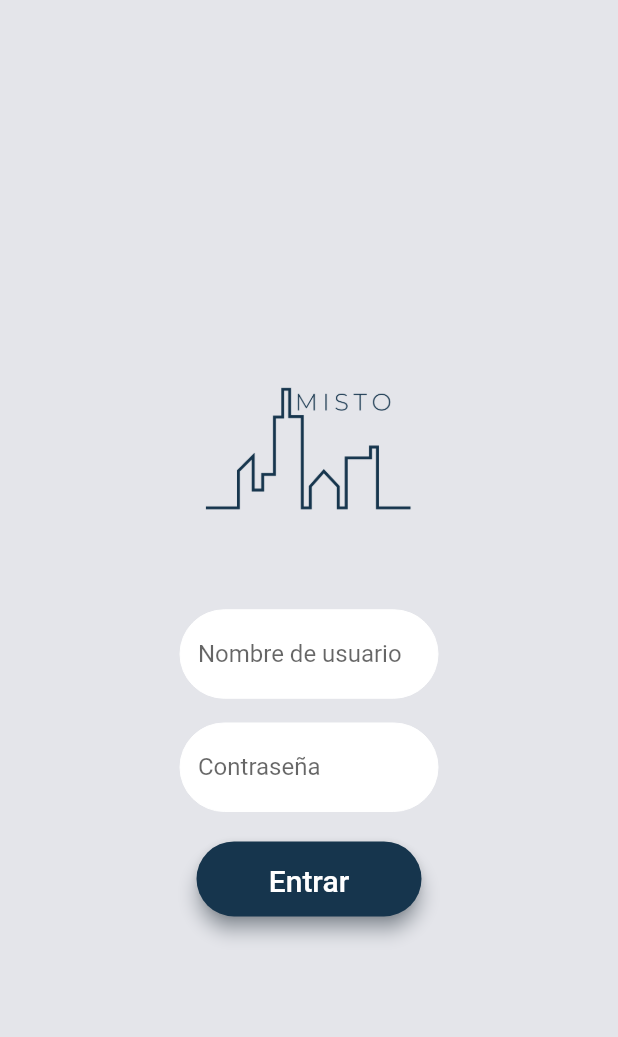
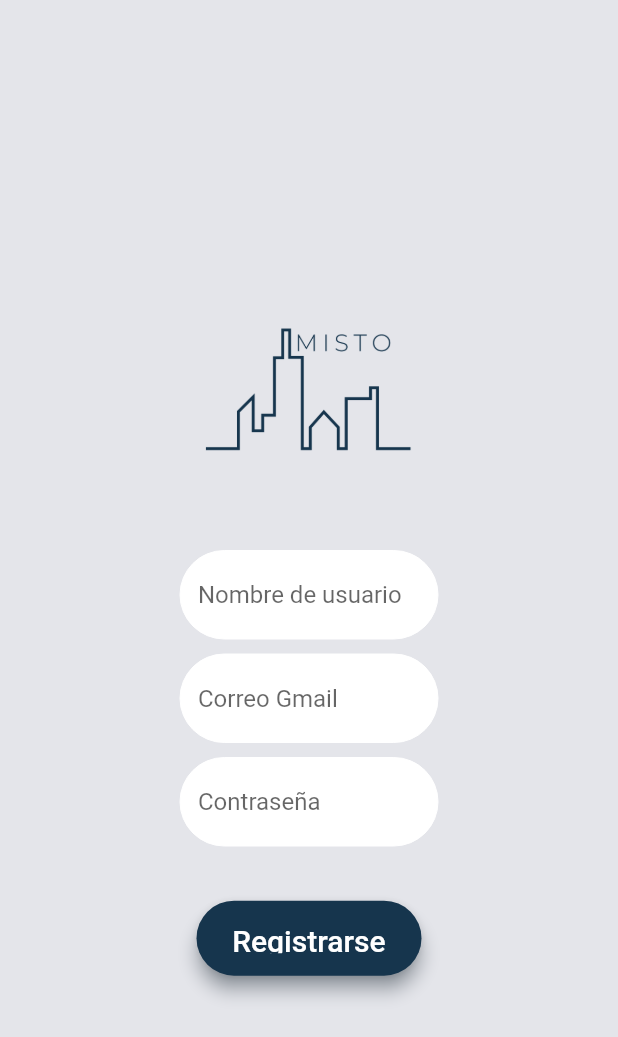
Before and after one commit to CarlosSallan/misto, a Flutter app: the registro screen opened directly, on a phone screen of 412 x 824 dp. Shown: the top 1037 px of the screen. Run offline on Flutter 3.47's test engine with Material 2 defaults, Android fonts, the phone set to English and light mode, and no system bars; our stand-ins replace cloud_firestore, firebase_auth, firebase_core, firebase_database, google_maps_flutter, google_nav_bar and 5 more; missing offline and left inert: fluttermoji; accounts and stored records are empty.

Commit message:
registro nickname

```diff
--- a/lib/login/login.dart
+++ b/lib/login/login.dart
@@ -227,7 +227,7 @@ class _loginState extends State<login> {
                 onPressed: () async {
                   await signInWithGoogle(); // Esperar a que la autenticación con Google se complete
                   User? userGoogle = FirebaseAuth.instance.currentUser;
-                  await addUser(userGoogle); // Esperar a que se agregue el usuario a Firestore
+                  await addUser(userGoogle, ""); // Esperar a que se agregue el usuario a Firestore
                   Navigator.of(context).pushAndRemoveUntil(MaterialPageRoute(builder: (context) => main_screen()), (Route route) => false);
                 },
                 style: ElevatedButton.styleFrom(
--- a/lib/registro/registro.dart
+++ b/lib/registro/registro.dart
@@ -14,6 +14,7 @@ class registro extends StatefulWidget{
 }
 
 class _registroState extends State<registro> {
+  final nickname = TextEditingController();
   final email = TextEditingController();
   final password = TextEditingController();
 
@@ -22,6 +23,7 @@ class _registroState extends State<registro> {
 
   String ema = "";
   String pass = "";
+  String nick = "";
 
   @override
   Widget build(BuildContext context) {
@@ -54,7 +56,7 @@ class _registroState extends State<registro> {
                       Column(
                         children: [
                           TextField(
-                            controller: email,
+                            controller: nickname,
                             obscureText: false,
                             decoration: InputDecoration(
                               filled: true,
@@ -64,9 +66,17 @@ class _registroState extends State<registro> {
                               hintText: 'Nombre de usuario',
                             ),
                           ),
-                        ],
-                      )
+                          Padding(padding: EdgeInsets.symmetric(vertical: 10), child: TextField(
+                            controller: email,
+                            obscureText: false,
+                            decoration: InputDecoration(
+                              filled: true,
+                              fillColor: Colors.white,
+                              enabledBorder: myinputborder(),
+                              focusedBorder: myfocusborder(),
+                              hintText: 'Correo Gmail',
                             ),
+                          ),),
                           TextField(
                             controller: password,
                             obscureText: true,
@@ -79,12 +89,17 @@ class _registroState extends State<registro> {
                             ),
                           ),
 
+                        ],
+                      )
+                  ),
+
+
                   Container(
                     height:50, //height of button
                     width:150,
                     margin: const EdgeInsets.only(top: 20.0),
                     child: ElevatedButton(
-                        child: Text('Entrar', style: TextStyle(fontSize: 20.0),),
+                        child: Text('Registrarse', style: TextStyle(fontSize: 20.0),),
                         style: ElevatedButton.styleFrom(
                           primary: Color.fromRGBO(22,53,77,1.000),
                           shadowColor: Color.fromRGBO(22,53,77,1.000),
@@ -98,7 +113,12 @@ class _registroState extends State<registro> {
                           print("hola");
                           ema = email.text;
                           pass = password.text;
+                          nick = nickname.text;
 
+                          if (nick.isEmpty) {
+                            print("Nickname cannot be empty");
+                            return;
+                          }
                           if (ema.isEmpty || pass.isEmpty) {
                             print("Email and password fields cannot be empty");
                             return;
@@ -133,7 +153,7 @@ class _registroState extends State<registro> {
                               password: pass,
                             );
 
-                            addUser(userCredentials.user);
+                            addUser(userCredentials.user, nickname.text);
 
                             Navigator.push(
                               context,
```
Also changed, not shown: lib/funciones.dart (+13 -7 lines). Lines whose indentation alone changed are shown as unchanged.
